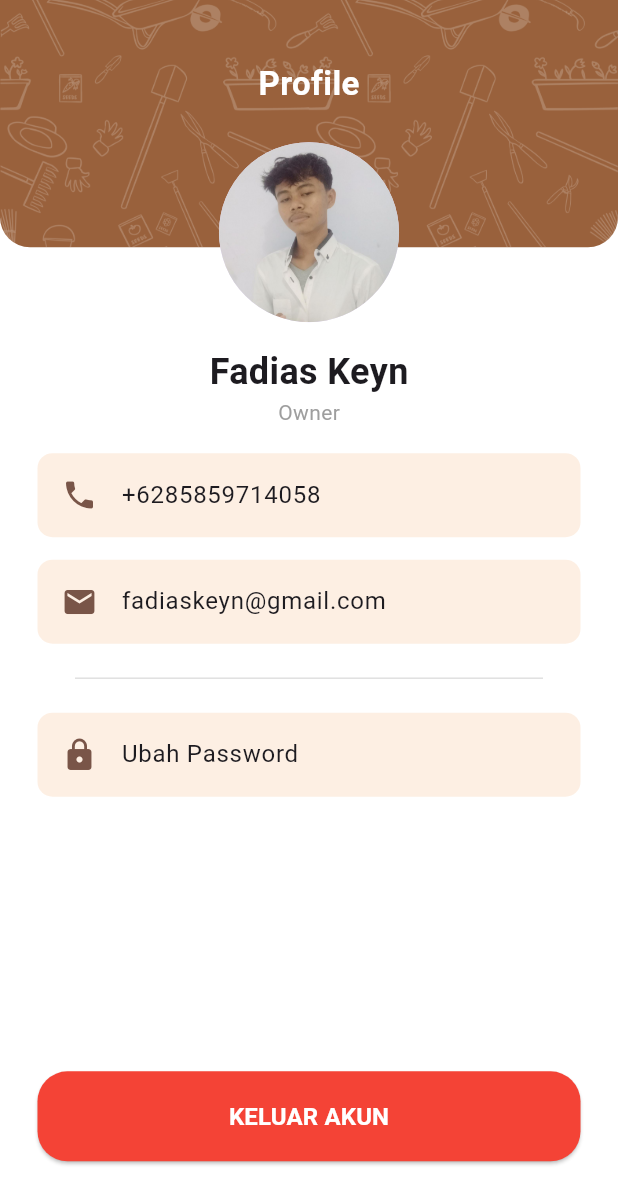
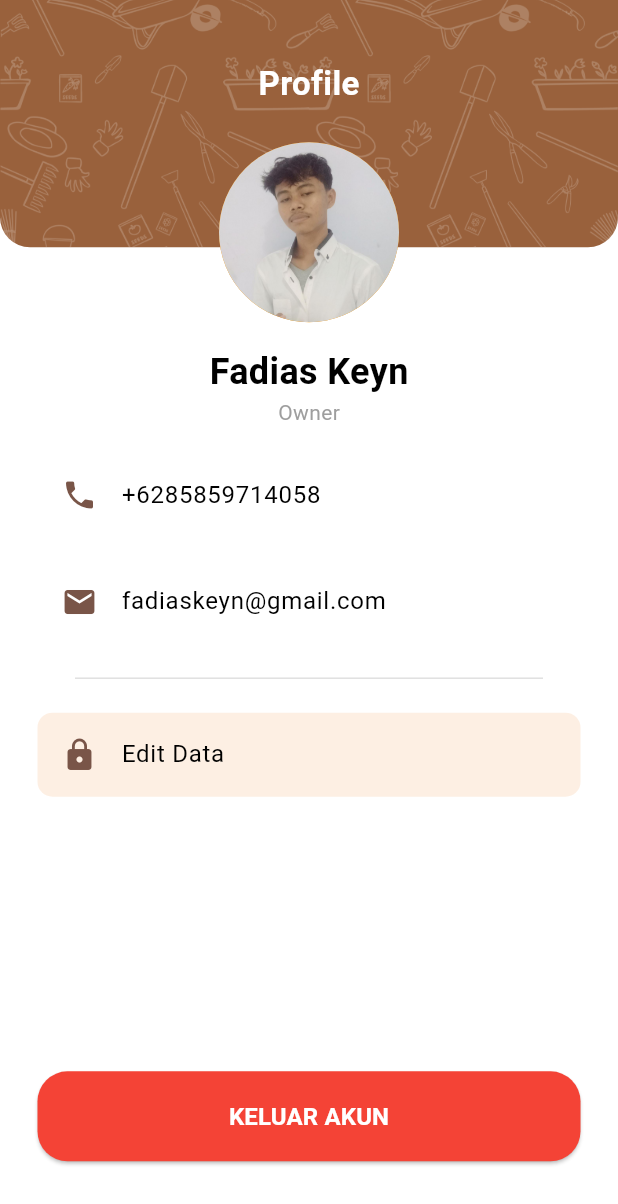
Before and after one commit to MfajarDwip/FarmBroApk, a Flutter app: the ProfilePage screen opened directly, on a phone screen of 412 x 824 dp. Shown: the top 1204 px of the screen. Run offline on Flutter 3.47's test engine with Material 3 defaults, Android fonts, the phone set to English and light mode, and no system bars; our stand-ins replace bloc, firebase_core, fl_chart, flutter_bloc, shared_preferences; accounts and stored records are empty.

Commit message:
fix: ngerapihin kodingan

```diff
--- a/lib/main.dart
+++ b/lib/main.dart
@@ -35,7 +35,10 @@
     return MaterialApp(
       debugShowCheckedModeBanner: false,
       theme: ThemeData(
-        primarySwatch: Colors.orange,
+        colorScheme: ColorScheme.fromSwatch(
+          primarySwatch: Colors.orange,
+          accentColor: Colors.grey
+        )
       ),
       home: (token.isNotEmpty) ?
       MultiBlocProvider(
--- a/lib/model/login_repository.dart
+++ b/lib/model/login_repository.dart
@@ -1,8 +1,7 @@
-import 'package:farmbroapk/model/service/base_service.dart';
 import 'package:farmbroapk/model/service/request_service.dart';
 
 class LoginRepository {
-  final BaseService _requestService = RequestService();
+  final RequestService _requestService = RequestService();
 
   Future<dynamic> getUserToken(String email, String password) async {
     dynamic response = await _requestService.postResponse(
--- a/lib/model/service/base_service.dart
+++ b/lib/model/service/base_service.dart
@@ -1,5 +1,7 @@
 abstract class BaseService{
-  final String apiBaseUrl = 'https://farmbro-mbkm.research-ai.my.id/api/';
+  static const String apiBaseUrl = 'https://farmbro-mbkm.research-ai.my.id/api/';
+  static const int timeoutDuration = 5;
+  dynamic responseJson;
 
   Future<dynamic> getResponse(String endPoint);
 
--- a/lib/page/login/login_bloc.dart
+++ b/lib/page/login/login_bloc.dart
@@ -6,8 +6,14 @@ part 'login_event.dart';
 part 'login_state.dart';
 
 class LoginBloc extends Bloc<LoginEvent, LoginState> {
-  LoginBloc() : super(LoginState()) {
-
+  LoginBloc() : super(LoginState(
+    email: '',
+    password: '',
+    isPasswordObscured: false,
+    status: LoginStatus.initial,
+    message: ''
+  ))
+  {
     on<GetEmail>((event, emit) {
       emit(state.copyWith(
         email: event.email,
--- a/lib/page/login/login_state.dart
+++ b/lib/page/login/login_state.dart
@@ -16,11 +16,11 @@ class LoginState {
   final String message;
 
   LoginState({
-    this.email = '',
-    this.password = '',
-    this.isPasswordObscured = false,
-    this.status = LoginStatus.initial,
-    this.message = ''
+    required this.email,
+    required this.password,
+    required this.isPasswordObscured,
+    required this.status,
+    required this.message
   });
 
   LoginState copyWith({
--- a/lib/page/profile/profile_page.dart
+++ b/lib/page/profile/profile_page.dart
@@ -1,6 +1,6 @@
 import 'package:farmbroapk/page/login/login_page.dart';
-import 'package:farmbroapk/page/profile/change_password/change_password_bloc.dart';
-import 'package:farmbroapk/page/profile/change_password/change_password_page.dart';
+import 'package:farmbroapk/page/change_password/change_password_bloc.dart';
+import 'package:farmbroapk/page/change_password/change_password_page.dart';
 import 'package:farmbroapk/util/reusable/generic_button.dart';
 import 'package:farmbroapk/util/reusable/color.dart';
 import 'package:flutter/material.dart';
@@ -92,7 +92,6 @@ class ProfilePage extends StatelessWidget {
                 ListTile(
                   leading: const Icon(Icons.phone, color: Colors.brown),
                   title: const Text('+6285859714058'),
-                  tileColor: Color(0xFFFDEFE3),
                   shape: RoundedRectangleBorder(
                     borderRadius: BorderRadius.circular(10),
                   ),
@@ -101,7 +100,6 @@ class ProfilePage extends StatelessWidget {
                 ListTile(
                   leading: Icon(Icons.email, color: Colors.brown),
                   title: Text('fadiaskeyn@gmail.com'),
-                  tileColor: Color(0xFFFDEFE3),
                   shape: RoundedRectangleBorder(
                     borderRadius: BorderRadius.circular(10),
                   ),
@@ -115,9 +113,9 @@ class ProfilePage extends StatelessWidget {
                 ),
                 const SizedBox(height: 15),
                 ListTile(
-                  leading: Icon(Icons.lock, color: Colors.brown),
-                  title: Text('Ubah Password'),
-                  tileColor: Color(0xFFFDEFE3),
+                  leading: const Icon(Icons.lock, color: Colors.brown),
+                  title: const Text('Edit Data'),
+                  tileColor: const Color(0xFFFDEFE3),
                   shape: RoundedRectangleBorder(
                     borderRadius: BorderRadius.circular(10),
                   ),
```
Also changed, not shown: lib/model/service/app_exception.dart (+2 -8 lines), lib/model/service/request_service.dart (+5 -14 lines), lib/page/dashboard/dashboard_page.dart (+4 -4 lines), lib/page/change_password/change_password_bloc.dart (renamed from lib/page/profile/change_password/change_password_bloc.dart), lib/page/change_password/change_password_event.dart (renamed from lib/page/profile/change_password/change_password_event.dart), lib/page/change_password/change_password_page.dart (renamed from lib/page/profile/change_password/change_password_page.dart), lib/page/change_password/change_password_state.dart (renamed from lib/page/profile/change_password/change_password_state.dart).
